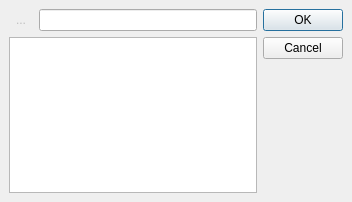
Qt form Charm/SelectTaskDialog.ui (KDAB/Charm) before a commit.
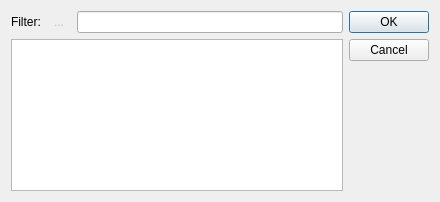
The same form after that commit.

Commit message:
Usability improvements: text under icons for the new/delete event buttons; text before the filter lineedit to explain that it's a Filter, explain which event is about to be deleted in the confirmation dialog.
Attempt at disabling the delete button when there is no selection anymore but
the slot isn't called; wish there was a way to always have a selected item in the treeview...

```diff
--- a/Charm/SelectTaskDialog.ui
+++ b/Charm/SelectTaskDialog.ui
@@ -5,7 +5,7 @@
    <rect>
     <x>0</x>
     <y>0</y>
-    <width>352</width>
+    <width>440</width>
     <height>202</height>
    </rect>
   </property>
@@ -13,29 +13,14 @@
    <string>Select Task...</string>
   </property>
   <layout class="QGridLayout" >
-   <property name="margin" >
-    <number>9</number>
-   </property>
-   <property name="spacing" >
-    <number>6</number>
-   </property>
-   <item row="1" column="0" colspan="2" >
-    <widget class="QTreeView" name="treeView" />
-   </item>
-   <item rowspan="2" row="0" column="2" >
-    <widget class="QDialogButtonBox" name="buttonBox" >
-     <property name="orientation" >
-      <enum>Qt::Vertical</enum>
-     </property>
-     <property name="standardButtons" >
-      <set>QDialogButtonBox::Cancel|QDialogButtonBox::NoButton|QDialogButtonBox::Ok</set>
-     </property>
-    </widget>
-   </item>
-   <item row="0" column="1" >
-    <widget class="QLineEdit" name="lineEditFilter" />
-   </item>
    <item row="0" column="0" >
+    <widget class="QLabel" name="label" >
+     <property name="text" >
+      <string>Filter:</string>
+     </property>
+    </widget>
+   </item>
+   <item row="0" column="1" >
     <widget class="QToolButton" name="buttonClearFilter" >
      <property name="enabled" >
       <bool>false</bool>
@@ -48,6 +33,22 @@
      </property>
     </widget>
    </item>
+   <item row="0" column="2" >
+    <widget class="QLineEdit" name="lineEditFilter" />
+   </item>
+   <item rowspan="2" row="0" column="3" >
+    <widget class="QDialogButtonBox" name="buttonBox" >
+     <property name="orientation" >
+      <enum>Qt::Vertical</enum>
+     </property>
+     <property name="standardButtons" >
+      <set>QDialogButtonBox::Cancel|QDialogButtonBox::NoButton|QDialogButtonBox::Ok</set>
+     </property>
+    </widget>
+   </item>
+   <item row="1" column="0" colspan="3" >
+    <widget class="QTreeView" name="treeView" />
+   </item>
   </layout>
  </widget>
  <tabstops>
```
The commit also changes 2 other files.
